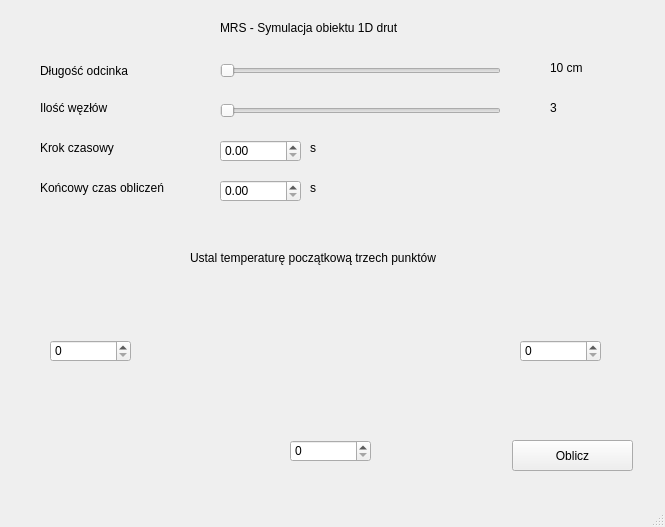
Qt form MainWindowSample3.ui (remble1/fdm_python_symulation) before a commit.
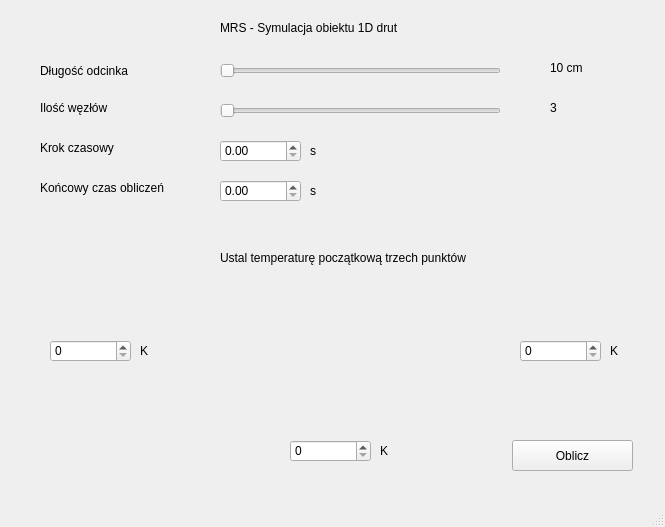
The same form after that commit.

```diff
--- a/MainWindowSample3.ui
+++ b/MainWindowSample3.ui
@@ -113,7 +113,7 @@
    <widget class="QLabel" name="label_6">
     <property name="geometry">
      <rect>
-      <x>190</x>
+      <x>220</x>
       <y>250</y>
       <width>301</width>
       <height>16</height>
@@ -263,7 +263,7 @@
     <property name="geometry">
      <rect>
       <x>310</x>
-      <y>140</y>
+      <y>143</y>
       <width>55</width>
       <height>16</height>
      </rect>
@@ -276,7 +276,7 @@
     <property name="geometry">
      <rect>
       <x>310</x>
-      <y>180</y>
+      <y>183</y>
       <width>55</width>
       <height>16</height>
      </rect>
@@ -285,6 +285,58 @@
      <string>s</string>
     </property>
    </widget>
+   <widget class="QLabel" name="label_warning">
+    <property name="geometry">
+     <rect>
+      <x>220</x>
+      <y>220</y>
+      <width>391</width>
+      <height>20</height>
+     </rect>
+    </property>
+    <property name="text">
+     <string/>
+    </property>
+   </widget>
+   <widget class="QLabel" name="label_9">
+    <property name="geometry">
+     <rect>
+      <x>140</x>
+      <y>343</y>
+      <width>16</width>
+      <height>16</height>
+     </rect>
+    </property>
+    <property name="text">
+     <string>K</string>
+    </property>
+   </widget>
+   <widget class="QLabel" name="label_10">
+    <property name="geometry">
+     <rect>
+      <x>380</x>
+      <y>440</y>
+      <width>22</width>
+      <height>22</height>
+     </rect>
+    </property>
+    <property name="text">
+     <string>K</string>
+    </property>
+   </widget>
+   <widget class="QLabel" name="label_11">
+    <property name="geometry">
+     <rect>
+      <x>610</x>
+      <y>343</y>
+      <width>16</width>
+      <height>16</height>
+     </rect>
+    </property>
+    <property name="text">
+     <string>K</string>
+    </property>
+   </widget>
   </widget>
   <widget class="QMenuBar" name="menubar">
    <property name="geometry">
```
Left out of the diff: 2 changed lines with no effect on the pictures.
